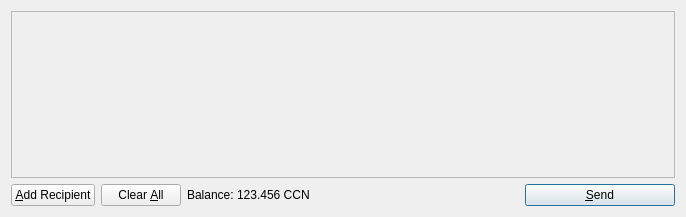
First picture: the form in src/qt/forms/sendcoinsdialog.ui, repository Cannacoin-Project/Cannacoin, before the edit.
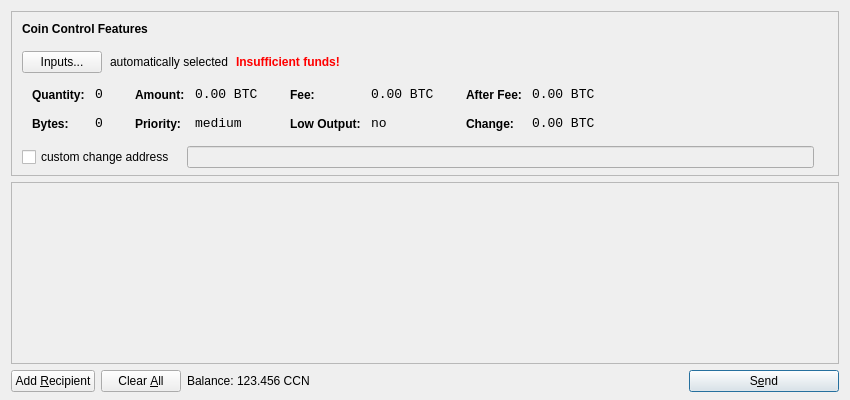
Second picture: the form after the edit. Icons and pictures are not drawn.

What changed in the file:
```diff
--- a/src/qt/forms/sendcoinsdialog.ui
+++ b/src/qt/forms/sendcoinsdialog.ui
@@ -6,14 +6,615 @@
    <rect>
     <x>0</x>
     <y>0</y>
-    <width>686</width>
-    <height>217</height>
+    <width>850</width>
+    <height>400</height>
    </rect>
   </property>
   <property name="windowTitle">
    <string>Send Coins</string>
   </property>
-  <layout class="QVBoxLayout" name="verticalLayout">
+  <layout class="QVBoxLayout" name="verticalLayout" stretch="0,1,0">
+   <property name="bottomMargin">
+    <number>8</number>
+   </property>
+   <item>
+    <widget class="QFrame" name="frameCoinControl">
+     <property name="sizePolicy">
+      <sizepolicy hsizetype="Expanding" vsizetype="Expanding">
+       <horstretch>0</horstretch>
+       <verstretch>0</verstretch>
+      </sizepolicy>
+     </property>
+     <property name="maximumSize">
+      <size>
+       <width>16777215</width>
+       <height>16777215</height>
+      </size>
+     </property>
+     <property name="frameShape">
+      <enum>QFrame::StyledPanel</enum>
+     </property>
+     <property name="frameShadow">
+      <enum>QFrame::Sunken</enum>
+     </property>
+     <layout class="QVBoxLayout" name="verticalLayoutCoinControl2">
+      <property name="spacing">
+       <number>-1</number>
+      </property>
+      <property name="leftMargin">
+       <number>0</number>
+      </property>
+      <property name="topMargin">
+       <number>0</number>
+      </property>
+      <property name="rightMargin">
+       <number>0</number>
+      </property>
+      <property name="bottomMargin">
+       <number>6</number>
+      </property>
+      <item>
+       <layout class="QVBoxLayout" name="verticalLayoutCoinControl" stretch="0,0,0,0,1">
+        <property name="spacing">
+         <number>0</number>
+        </property>
+        <property name="leftMargin">
+         <number>10</number>
+        </property>
+        <property name="topMargin">
+         <number>10</number>
+        </property>
+        <item>
+         <layout class="QHBoxLayout" name="horizontalLayoutCoinControl1">
+          <property name="bottomMargin">
+           <number>15</number>
+          </property>
+          <item>
+           <widget class="QLabel" name="labelCoinControlFeatures">
+            <property name="sizePolicy">
+             <sizepolicy hsizetype="Preferred" vsizetype="Maximum">
+              <horstretch>0</horstretch>
+              <verstretch>0</verstretch>
+             </sizepolicy>
+            </property>
+            <property name="font">
+             <font>
+              <weight>75</weight>
+              <bold>true</bold>
+             </font>
+            </property>
+            <property name="styleSheet">
+             <string notr="true">font-weight:bold;</string>
+            </property>
+            <property name="text">
+             <string>Coin Control Features</string>
+            </property>
+           </widget>
+          </item>
+         </layout>
+        </item>
+        <item>
+         <layout class="QHBoxLayout" name="horizontalLayoutCoinControl2" stretch="0,0,0,0">
+          <property name="spacing">
+           <number>8</number>
+          </property>
+          <property name="bottomMargin">
+           <number>10</number>
+          </property>
+          <item>
+           <widget class="QPushButton" name="pushButtonCoinControl">
+            <property name="styleSheet">
+             <string notr="true"/>
+            </property>
+            <property name="text">
+             <string>Inputs...</string>
+            </property>
+           </widget>
+          </item>
+          <item>
+           <widget class="QLabel" name="labelCoinControlAutomaticallySelected">
+            <property name="text">
+             <string>automatically selected</string>
+            </property>
+            <property name="margin">
+             <number>5</number>
+            </property>
+           </widget>
+          </item>
+          <item>
+           <widget class="QLabel" name="labelCoinControlInsuffFunds">
+            <property name="font">
+             <font>
+              <weight>75</weight>
+              <bold>true</bold>
+             </font>
+            </property>
+            <property name="styleSheet">
+             <string notr="true">color:red;font-weight:bold;</string>
+            </property>
+            <property name="text">
+             <string>Insufficient funds!</string>
+            </property>
+            <property name="margin">
+             <number>5</number>
+            </property>
+           </widget>
+          </item>
+          <item>
+           <spacer name="horizontalSpacerCoinControl">
+            <property name="orientation">
+             <enum>Qt::Horizontal</enum>
+            </property>
+            <property name="sizeHint" stdset="0">
+             <size>
+              <width>40</width>
+              <height>1</height>
+             </size>
+            </property>
+           </spacer>
+          </item>
+         </layout>
+        </item>
+        <item>
+         <widget class="QWidget" name="widgetCoinControl" native="true">
+          <property name="sizePolicy">
+           <sizepolicy hsizetype="Preferred" vsizetype="Preferred">
+            <horstretch>0</horstretch>
+            <verstretch>0</verstretch>
+           </sizepolicy>
+          </property>
+          <property name="minimumSize">
+           <size>
+            <width>0</width>
+            <height>0</height>
+           </size>
+          </property>
+          <property name="styleSheet">
+           <string notr="true"/>
+          </property>
+          <layout class="QHBoxLayout" name="horizontalLayoutCoinControl5">
+           <property name="margin">
+            <number>0</number>
+           </property>
+           <item>
+            <layout class="QHBoxLayout" name="horizontalLayoutCoinControl3" stretch="0,0,0,1">
+             <property name="spacing">
+              <number>20</number>
+             </property>
+             <property name="topMargin">
+              <number>0</number>
+             </property>
+             <property name="bottomMargin">
+              <number>10</number>
+             </property>
+             <item>
+              <layout class="QFormLayout" name="formLayoutCoinControl1">
+               <property name="horizontalSpacing">
+                <number>10</number>
+               </property>
+               <property name="verticalSpacing">
+                <number>14</number>
+               </property>
+               <property name="leftMargin">
+                <number>10</number>
+               </property>
+               <property name="topMargin">
+                <number>4</number>
+               </property>
+               <property name="rightMargin">
+                <number>6</number>
+               </property>
+               <item row="0" column="0">
+                <widget class="QLabel" name="labelCoinControlQuantityText">
+                 <property name="styleSheet">
+                  <string notr="true">font-weight:bold;</string>
+                 </property>
+                 <property name="text">
+                  <string>Quantity:</string>
+                 </property>
+                 <property name="margin">
+                  <number>0</number>
+                 </property>
+                </widget>
+               </item>
+               <item row="0" column="1">
+                <widget class="QLabel" name="labelCoinControlQuantity">
+                 <property name="font">
+                  <font>
+                   <family>Monospace</family>
+                   <pointsize>10</pointsize>
+                  </font>
+                 </property>
+                 <property name="cursor">
+                  <cursorShape>IBeamCursor</cursorShape>
+                 </property>
+                 <property name="contextMenuPolicy">
+                  <enum>Qt::ActionsContextMenu</enum>
+                 </property>
+                 <property name="text">
+                  <string notr="true">0</string>
+                 </property>
+                 <property name="margin">
+                  <number>0</number>
+                 </property>
+                 <property name="textInteractionFlags">
+                  <set>Qt::LinksAccessibleByMouse|Qt::TextSelectableByKeyboard|Qt::TextSelectableByMouse</set>
+                 </property>
+                </widget>
+               </item>
+               <item row="1" column="0">
+                <widget class="QLabel" name="labelCoinControlBytesText">
+                 <property name="styleSheet">
+                  <string notr="true">font-weight:bold;</string>
+                 </property>
+                 <property name="text">
+                  <string>Bytes:</string>
+                 </property>
+                </widget>
+               </item>
+               <item row="1" column="1">
+                <widget class="QLabel" name="labelCoinControlBytes">
+                 <property name="font">
+                  <font>
+                   <family>Monospace</family>
+                   <pointsize>10</pointsize>
+                  </font>
+                 </property>
+                 <property name="cursor">
+                  <cursorShape>IBeamCursor</cursorShape>
+                 </property>
+                 <property name="contextMenuPolicy">
+                  <enum>Qt::ActionsContextMenu</enum>
+                 </property>
+                 <property name="text">
+                  <string notr="true">0</string>
+                 </property>
+                 <property name="textInteractionFlags">
+                  <set>Qt::LinksAccessibleByMouse|Qt::TextSelectableByKeyboard|Qt::TextSelectableByMouse</set>
+                 </property>
+                </widget>
+               </item>
+              </layout>
+             </item>
+             <item>
+              <layout class="QFormLayout" name="formLayoutCoinControl2">
+               <property name="horizontalSpacing">
+                <number>10</number>
+               </property>
+               <property name="verticalSpacing">
+                <number>14</number>
+               </property>
+               <property name="leftMargin">
+                <number>6</number>
+               </property>
+               <property name="topMargin">
+                <number>4</number>
+               </property>
+               <property name="rightMargin">
+                <number>6</number>
+               </property>
+               <item row="0" column="0">
+                <widget class="QLabel" name="labelCoinControlAmountText">
+                 <property name="styleSheet">
+                  <string notr="true">font-weight:bold;</string>
+                 </property>
+                 <property name="text">
+                  <string>Amount:</string>
+                 </property>
+                 <property name="margin">
+                  <number>0</number>
+                 </property>
+                </widget>
+               </item>
+               <item row="0" column="1">
+                <widget class="QLabel" name="labelCoinControlAmount">
+                 <property name="font">
+                  <font>
+                   <family>Monospace</family>
+                   <pointsize>10</pointsize>
+                  </font>
+                 </property>
+                 <property name="cursor">
+                  <cursorShape>IBeamCursor</cursorShape>
+                 </property>
+                 <property name="contextMenuPolicy">
+                  <enum>Qt::ActionsContextMenu</enum>
+                 </property>
+                 <property name="text">
+                  <string notr="true">0.00 BTC</string>
+                 </property>
+                 <property name="textInteractionFlags">
+                  <set>Qt::LinksAccessibleByMouse|Qt::TextSelectableByKeyboard|Qt::TextSelectableByMouse</set>
+                 </property>
+                </widget>
+               </item>
+               <item row="1" column="0">
+                <widget class="QLabel" name="labelCoinControlPriorityText">
+                 <property name="styleSheet">
+                  <string notr="true">font-weight:bold;</string>
+                 </property>
+                 <property name="text">
+                  <string>Priority:</string>
+                 </property>
+                </widget>
+               </item>
+               <item row="1" column="1">
+                <widget class="QLabel" name="labelCoinControlPriority">
+                 <property name="font">
+                  <font>
+                   <family>Monospace</family>
+                   <pointsize>10</pointsize>
+                  </font>
+                 </property>
+                 <property name="cursor">
+                  <cursorShape>IBeamCursor</cursorShape>
+                 </property>
+                 <property name="contextMenuPolicy">
+                  <enum>Qt::ActionsContextMenu</enum>
+                 </property>
+                 <property name="text">
+                  <string>medium</string>
+                 </property>
+                 <property name="textInteractionFlags">
+                  <set>Qt::LinksAccessibleByMouse|Qt::TextSelectableByKeyboard|Qt::TextSelectableByMouse</set>
+                 </property>
+                </widget>
+               </item>
+              </layout>
+             </item>
+             <item>
+              <layout class="QFormLayout" name="formLayoutCoinControl3">
+               <property name="horizontalSpacing">
+                <number>10</number>
+               </property>
+               <property name="verticalSpacing">
+                <number>14</number>
+               </property>
+               <property name="leftMargin">
+                <number>6</number>
+               </property>
+               <property name="topMargin">
+                <number>4</number>
+               </property>
+               <property name="rightMargin">
+                <number>6</number>
+               </property>
+               <item row="0" column="0">
+                <widget class="QLabel" name="labelCoinControlFeeText">
+                 <property name="styleSheet">
+                  <string notr="true">font-weight:bold;</string>
+                 </property>
+                 <property name="text">
+                  <string>Fee:</string>
+                 </property>
+                 <property name="margin">
+                  <number>0</number>
+                 </property>
+                </widget>
+               </item>
+               <item row="0" column="1">
+                <widget class="QLabel" name="labelCoinControlFee">
+                 <property name="font">
+                  <font>
+                   <family>Monospace</family>
+                   <pointsize>10</pointsize>
+                  </font>
+                 </property>
+                 <property name="cursor">
+                  <cursorShape>IBeamCursor</cursorShape>
+                 </property>
+                 <property name="contextMenuPolicy">
+                  <enum>Qt::ActionsContextMenu</enum>
+                 </property>
+                 <property name="text">
+                  <string notr="true">0.00 BTC</string>
+                 </property>
+                 <property name="textInteractionFlags">
+                  <set>Qt::LinksAccessibleByMouse|Qt::TextSelectableByKeyboard|Qt::TextSelectableByMouse</set>
+                 </property>
+                </widget>
+               </item>
+               <item row="1" column="0">
+                <widget class="QLabel" name="labelCoinControlLowOutputText">
+                 <property name="styleSheet">
+                  <string notr="true">font-weight:bold;</string>
+                 </property>
+                 <property name="text">
+                  <string>Low Output:</string>
+                 </property>
+                </widget>
+               </item>
+               <item row="1" column="1">
+                <widget class="QLabel" name="labelCoinControlLowOutput">
+                 <property name="font">
+                  <font>
+                   <family>Monospace</family>
+                   <pointsize>10</pointsize>
+                  </font>
+                 </property>
+                 <property name="cursor">
+                  <cursorShape>IBeamCursor</cursorShape>
+                 </property>
+                 <property name="contextMenuPolicy">
+                  <enum>Qt::ActionsContextMenu</enum>
+                 </property>
+                 <property name="text">
+                  <string>no</string>
+                 </property>
+                 <property name="textInteractionFlags">
+                  <set>Qt::LinksAccessibleByMouse|Qt::TextSelectableByKeyboard|Qt::TextSelectableByMouse</set>
+                 </property>
+                </widget>
+               </item>
+              </layout>
+             </item>
+             <item>
+              <layout class="QFormLayout" name="formLayoutCoinControl4">
+               <property name="horizontalSpacing">
+                <number>10</number>
+               </property>
+               <property name="verticalSpacing">
+                <number>14</number>
+               </property>
+               <property name="leftMargin">
+                <number>6</number>
+               </property>
+               <property name="topMargin">
+                <number>4</number>
+               </property>
+               <property name="rightMargin">
+                <number>6</number>
+               </property>
+               <item row="0" column="0">
+                <widget class="QLabel" name="labelCoinControlAfterFeeText">
+                 <property name="styleSheet">
+                  <string notr="true">font-weight:bold;</string>
+                 </property>
+                 <property name="text">
+                  <string>After Fee:</string>
+                 </property>
+                 <property name="margin">
+                  <number>0</number>
+                 </property>
+                </widget>
+               </item>
+               <item row="0" column="1">
+                <widget class="QLabel" name="labelCoinControlAfterFee">
+                 <property name="font">
+                  <font>
+                   <family>Monospace</family>
+                   <pointsize>10</pointsize>
+                  </font>
+                 </property>
+                 <property name="cursor">
+                  <cursorShape>IBeamCursor</cursorShape>
+                 </property>
+                 <property name="contextMenuPolicy">
+                  <enum>Qt::ActionsContextMenu</enum>
+                 </property>
+                 <property name="text">
+                  <string notr="true">0.00 BTC</string>
+                 </property>
+                 <property name="textInteractionFlags">
+                  <set>Qt::LinksAccessibleByMouse|Qt::TextSelectableByKeyboard|Qt::TextSelectableByMouse</set>
+                 </property>
+                </widget>
+               </item>
+               <item row="1" column="0">
+                <widget class="QLabel" name="labelCoinControlChangeText">
+                 <property name="styleSheet">
+                  <string notr="true">font-weight:bold;</string>
+                 </property>
+                 <property name="text">
+                  <string>Change:</string>
+                 </property>
+                </widget>
+               </item>
+               <item row="1" column="1">
+                <widget class="QLabel" name="labelCoinControlChange">
+                 <property name="font">
+                  <font>
+                   <family>Monospace</family>
+                   <pointsize>10</pointsize>
+                  </font>
+                 </property>
+                 <property name="cursor">
+                  <cursorShape>IBeamCursor</cursorShape>
+                 </property>
+                 <property name="contextMenuPolicy">
+                  <enum>Qt::ActionsContextMenu</enum>
+                 </property>
+                 <property name="text">
+                  <string notr="true">0.00 BTC</string>
+                 </property>
+                 <property name="textInteractionFlags">
+                  <set>Qt::LinksAccessibleByMouse|Qt::TextSelectableByKeyboard|Qt::TextSelectableByMouse</set>
+                 </property>
+                </widget>
+               </item>
+              </layout>
+             </item>
+            </layout>
+           </item>
+          </layout>
+         </widget>
+        </item>
+        <item>
+         <layout class="QHBoxLayout" name="horizontalLayoutCoinControl4" stretch="0,0,0">
+          <property name="spacing">
+           <number>12</number>
+          </property>
+          <property name="sizeConstraint">
+           <enum>QLayout::SetDefaultConstraint</enum>
+          </property>
+          <property name="topMargin">
+           <number>5</number>
+          </property>
+          <property name="rightMargin">
+           <number>5</number>
+          </property>
+          <item>
+           <widget class="QCheckBox" name="checkBoxCoinControlChange">
+            <property name="text">
+             <string>custom change address</string>
+            </property>
+           </widget>
+          </item>
+          <item>
+           <widget class="QLineEdit" name="lineEditCoinControlChange">
+            <property name="enabled">
+             <bool>false</bool>
+            </property>
+            <property name="sizePolicy">
+             <sizepolicy hsizetype="Expanding" vsizetype="Fixed">
+              <horstretch>0</horstretch>
+              <verstretch>0</verstretch>
+             </sizepolicy>
+            </property>
+           </widget>
+          </item>
+          <item>
+           <widget class="QLabel" name="labelCoinControlChangeLabel">
+            <property name="sizePolicy">
+             <sizepolicy hsizetype="Preferred" vsizetype="Expanding">
+              <horstretch>0</horstretch>
+              <verstretch>0</verstretch>
+             </sizepolicy>
+            </property>
+            <property name="minimumSize">
+             <size>
+              <width>0</width>
+              <height>0</height>
+             </size>
+            </property>
+            <property name="text">
+             <string/>
+            </property>
+            <property name="margin">
+             <number>3</number>
+            </property>
+           </widget>
+          </item>
+         </layout>
+        </item>
+        <item>
+         <spacer name="verticalSpacerCoinControl">
+          <property name="orientation">
+           <enum>Qt::Vertical</enum>
+          </property>
+          <property name="sizeHint" stdset="0">
+           <size>
+            <width>800</width>
+            <height>1</height>
+           </size>
+          </property>
+         </spacer>
+        </item>
+       </layout>
+      </item>
+     </layout>
+    </widget>
+   </item>
    <item>
     <widget class="QScrollArea" name="scrollArea">
      <property name="widgetResizable">
@@ -24,7 +625,7 @@
        <rect>
         <x>0</x>
         <y>0</y>
-        <width>666</width>
+        <width>830</width>
         <height>165</height>
        </rect>
       </property>
@@ -64,7 +665,7 @@
         <string>Send to multiple recipients at once</string>
        </property>
        <property name="text">
-        <string>&amp;Add Recipient</string>
+        <string>Add &amp;Recipient</string>
        </property>
        <property name="icon">
         <iconset resource="../bitcoin.qrc">
@@ -153,7 +754,7 @@
         <string>Confirm the send action</string>
        </property>
        <property name="text">
-        <string>&amp;Send</string>
+        <string>S&amp;end</string>
        </property>
        <property name="icon">
         <iconset resource="../bitcoin.qrc">
```
